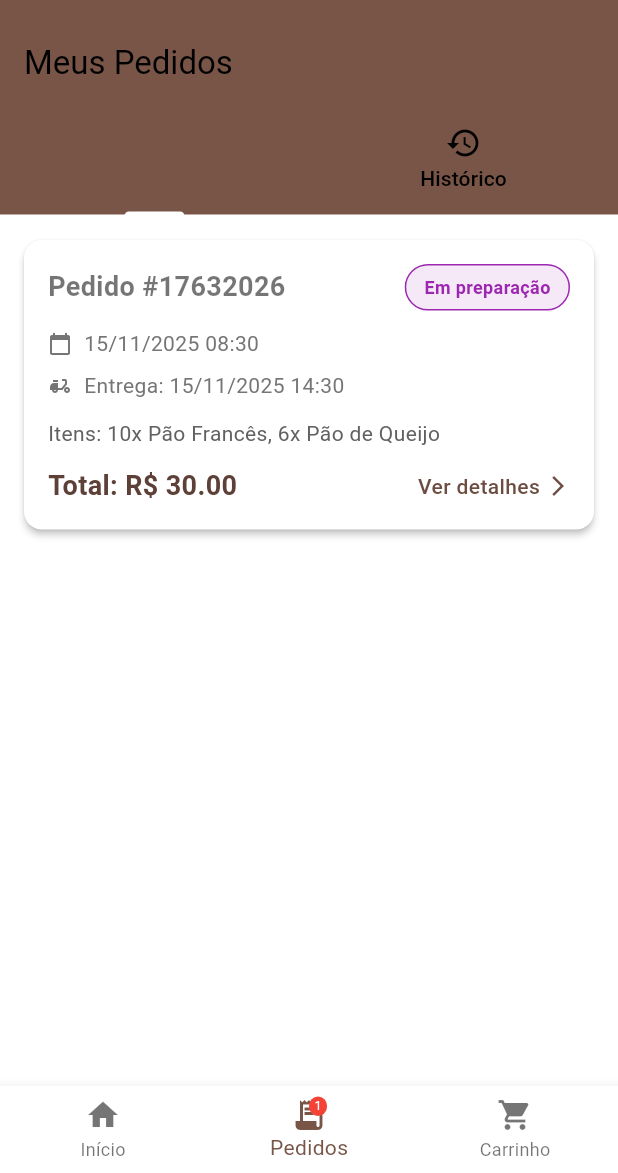
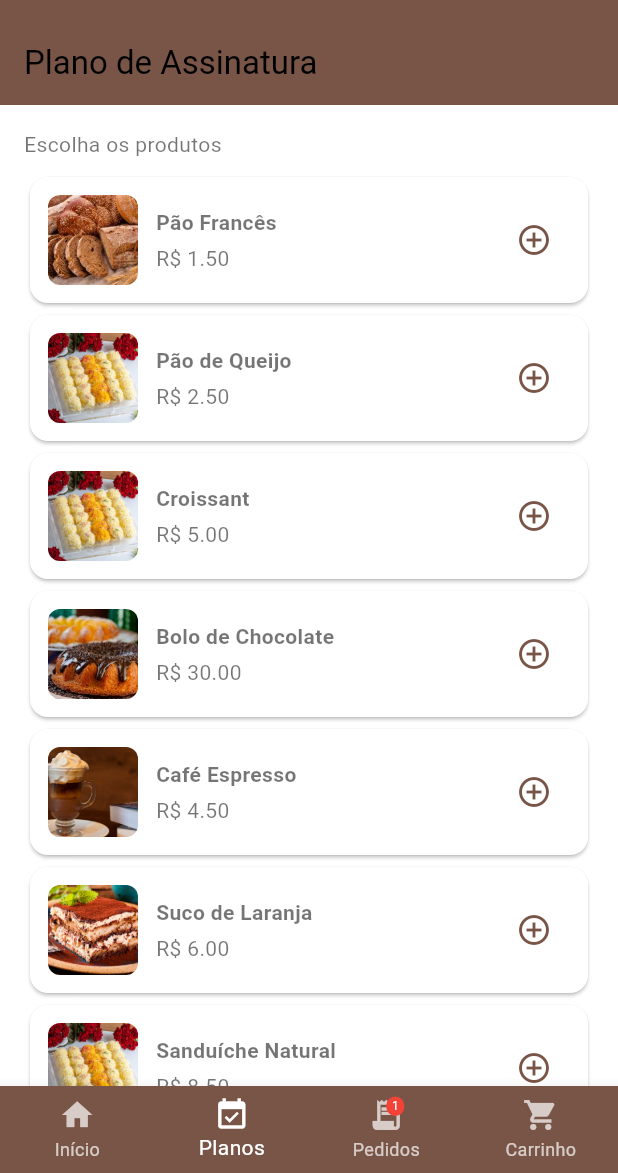
Before and after one commit to Alessandro-Franca01/padaria_app, a Flutter app: the HomeScreen screen opened directly, swiped to page 2, on a phone screen of 412 x 824 dp, the part 63-1236 px from its top. Run offline on Flutter 3.47's test engine with Material 3 defaults, Android fonts, the phone set to English and light mode, and no system bars; our stand-ins replace carousel_slider, flutter_secure_storage, shared_preferences; accounts and stored records are empty.

Commit message:
feat: Implements assing plan to users

```diff
--- a/lib/main.dart
+++ b/lib/main.dart
@@ -7,6 +7,7 @@ import 'services/product_service.dart';
 import 'services/loyalty_service.dart';
 import 'services/order_service.dart';
 import 'services/chat_service.dart';
+import 'services/subscription_service.dart';
 
 void main() {
   runApp(MyApp());
@@ -23,6 +24,7 @@ class MyApp extends StatelessWidget {
         ChangeNotifierProvider(create: (_) => LoyaltyService()),
         ChangeNotifierProvider(create: (_) => OrderService()),
         ChangeNotifierProvider(create: (_) => ChatService()),
+        ChangeNotifierProvider(create: (_) => SubscriptionService()),
       ],
       child: MaterialApp(
         title: 'Padaria App',
--- /dev/null
+++ b/lib/models/subscription_plan.dart
@@ -0,0 +1,33 @@
+import 'cart_item.dart';
+
+class SubscriptionPlan {
+  final String id;
+  final String userId;
+  List<CartItem> items;
+  List<String> days;
+  String time;
+  String deliveryAddress;
+  bool active;
+
+  SubscriptionPlan({
+    required this.id,
+    required this.userId,
+    required this.items,
+    required this.days,
+    required this.time,
+    required this.deliveryAddress,
+    this.active = true,
+  });
+
+  Map<String, dynamic> toJson() {
+    return {
+      'id': id,
+      'userId': userId,
+      'items': items.map((i) => i.toJson()).toList(),
+      'days': days,
+      'time': time,
+      'deliveryAddress': deliveryAddress,
+      'active': active,
+    };
+  }
+}
--- a/lib/screens/home_screen.dart
+++ b/lib/screens/home_screen.dart
@@ -5,12 +5,13 @@ import 'package:padaria_app/models/category_item.dart';
 import 'package:padaria_app/models/discount_item.dart';
 import '../services/cart_service.dart';
 import '../services/order_service.dart';
-import '../widgets/CarouselItem.dart';
+import '../widgets/carousel_item.dart';
 import 'products_screen.dart';
 import 'cart_screen.dart';
 import 'orders_screen.dart';
 import 'package:padaria_app/models/order.dart';
 import 'chat_screen.dart';
+import 'plans_screen.dart';
 
 class HomeScreen extends StatefulWidget {
   @override
@@ -412,6 +413,8 @@ class _HomeScreenState extends State<HomeScreen> {
             ),
           ),
 
+          PlansScreen(),
+
           // Página de Pedidos/Faturas
           OrdersScreen(),
 
@@ -422,10 +425,18 @@ class _HomeScreenState extends State<HomeScreen> {
       bottomNavigationBar: BottomNavigationBar(
         currentIndex: _selectedIndex,
         onTap: _onItemTapped,
+        backgroundColor: Colors.brown,
+        selectedItemColor: Colors.white,
+        unselectedItemColor: Colors.white70,
+        type: BottomNavigationBarType.fixed,
         items: [
           BottomNavigationBarItem(
             icon: Icon(Icons.home),
             label: 'Início',
+          ),
+          BottomNavigationBarItem(
+            icon: Icon(Icons.event_available),
+            label: 'Planos',
           ),
           BottomNavigationBarItem(
             icon: Consumer<OrderService>(
@@ -507,7 +518,7 @@ class _HomeScreenState extends State<HomeScreen> {
             label: 'Carrinho',
           ),
         ],
-        selectedItemColor: Colors.brown,
+        //selectedItemColor: Colors.white,
       ),
     );
   }
--- /dev/null
+++ b/lib/screens/plans_screen.dart
@@ -0,0 +1,224 @@
+import 'package:flutter/material.dart';
+import 'package:provider/provider.dart';
+
+import '../services/subscription_service.dart';
+import '../services/product_service.dart';
+import '../models/product.dart';
+
+class PlansScreen extends StatefulWidget {
+  @override
+  State<PlansScreen> createState() => _PlansScreenState();
+}
+
+class _PlansScreenState extends State<PlansScreen> {
+  final TextEditingController _addressController = TextEditingController();
+  final List<String> _weekDays = ['Seg', 'Ter', 'Qua', 'Qui', 'Sex', 'Sáb', 'Dom'];
+
+  @override
+  void initState() {
+    super.initState();
+    WidgetsBinding.instance.addPostFrameCallback((_) {
+      final productService = context.read<ProductService>();
+      final subscription = context.read<SubscriptionService>();
+      subscription.loadFromStorage(productService).then((_) {
+        if (subscription.plan == null) {
+          subscription.initialize('user-1');
+        }
+        _addressController.text = subscription.address;
+      });
+    });
+  }
+
+  Future<void> _pickTime() async {
+    final currentTime = TimeOfDay.now();
+    final picked = await showTimePicker(context: context, initialTime: currentTime);
+    if (picked != null) {
+      final String hh = picked.hour.toString().padLeft(2, '0');
+      final String mm = picked.minute.toString().padLeft(2, '0');
+      context.read<SubscriptionService>().setTime('$hh:$mm');
+    }
+  }
+
+  Widget _buildProductItem(Product product) {
+    return Consumer<SubscriptionService>(
+      builder: (context, sub, child) {
+        final index = sub.items.indexWhere((i) => i.product.id == product.id);
+        final selected = index >= 0;
+        final quantity = selected ? sub.items[index].quantity : 0;
+        return Card(
+          child: Padding(
+            padding: EdgeInsets.all(12),
+            child: Row(
+              children: [
+                SizedBox(
+                  width: 60,
+                  height: 60,
+                  child: ClipRRect(
+                    borderRadius: BorderRadius.circular(8),
+                    child: Image.asset(product.imageUrl, fit: BoxFit.cover),
+                  ),
+                ),
+                SizedBox(width: 12),
+                Expanded(
+                  child: Column(
+                    crossAxisAlignment: CrossAxisAlignment.start,
+                    children: [
+                      Text(product.name, style: TextStyle(fontWeight: FontWeight.bold)),
+                      SizedBox(height: 4),
+                      Text('R\$ ${product.price.toStringAsFixed(2)}'),
+                    ],
+                  ),
+                ),
+                IconButton(
+                  icon: Icon(selected ? Icons.check_circle : Icons.add_circle_outline, color: Colors.brown),
+                  onPressed: () {
+                    context.read<SubscriptionService>().toggleProduct(product);
+                  },
+                ),
+                if (selected)
+                  Row(
+                    children: [
+                      IconButton(
+                        icon: Icon(Icons.remove_circle_outline),
+                        onPressed: () {
+                          final newQty = quantity - 1;
+                          context.read<SubscriptionService>().updateQuantity(product, newQty);
+                        },
+                      ),
+                      Text('$quantity'),
+                      IconButton(
+                        icon: Icon(Icons.add_circle_outline),
+                        onPressed: () {
+                          final newQty = quantity + 1;
+                          context.read<SubscriptionService>().updateQuantity(product, newQty);
+                        },
+                      ),
+                    ],
+                  ),
+              ],
+            ),
+          ),
+        );
+      },
+    );
+  }
+
+  @override
+  Widget build(BuildContext context) {
+    return Scaffold(
+      appBar: AppBar(
+        title: Text('Plano de Assinatura'),
+        backgroundColor: Colors.brown,
+      ),
+      body: Consumer2<ProductService, SubscriptionService>(
+        builder: (context, productsService, sub, child) {
+          final products = productsService.products;
+          return SingleChildScrollView(
+            padding: EdgeInsets.all(16),
+            child: Column(
+              crossAxisAlignment: CrossAxisAlignment.start,
+              children: [
+                Text('Escolha os produtos'),
+                SizedBox(height: 8),
+                ListView.builder(
+                  shrinkWrap: true,
+                  physics: NeverScrollableScrollPhysics(),
+                  itemCount: products.length,
+                  itemBuilder: (context, index) => _buildProductItem(products[index]),
+                ),
+                SizedBox(height: 16),
+                Text('Dias da semana'),
+                SizedBox(height: 8),
+                Wrap(
+                  spacing: 8,
+                  children: _weekDays.map((d) {
+                    final selected = sub.days.contains(d);
+                    return ChoiceChip(
+                      label: Text(d),
+                      selected: selected,
+                      selectedColor: Colors.brown[200],
+                      onSelected: (val) {
+                        final newDays = List<String>.from(sub.days);
+                        if (val) {
+                          if (!newDays.contains(d)) newDays.add(d);
+                        } else {
+                          newDays.remove(d);
+                        }
+                        context.read<SubscriptionService>().setDays(newDays);
+                      },
+                    );
+                  }).toList(),
+                ),
+                SizedBox(height: 16),
+                Text('Horário de entrega'),
+                SizedBox(height: 8),
+                Row(
+                  children: [
+                    Expanded(
+                      child: Container(
+                        padding: EdgeInsets.symmetric(vertical: 12, horizontal: 12),
+                        decoration: BoxDecoration(
+                          border: Border.all(color: Colors.black12),
+                          borderRadius: BorderRadius.circular(8),
+                        ),
+                        child: Text(sub.time.isEmpty ? 'Selecione o horário' : sub.time),
+                      ),
+                    ),
+                    SizedBox(width: 8),
+                    ElevatedButton(
+                      onPressed: _pickTime,
+                      style: ElevatedButton.styleFrom(backgroundColor: Colors.brown),
+                      child: Text('Escolher'),
+                    ),
+                  ],
+                ),
+                SizedBox(height: 16),
+                Text('Endereço de entrega'),
+                SizedBox(height: 8),
+                TextField(
+                  controller: _addressController,
+                  decoration: InputDecoration(
+                    border: OutlineInputBorder(borderRadius: BorderRadius.circular(8)),
+                    hintText: 'Rua, número, bairro, cidade',
+                  ),
+                  onChanged: (v) => context.read<SubscriptionService>().setAddress(v),
+                ),
+                SizedBox(height: 16),
+                Row(
+                  children: [
+                    Switch(
+                      value: sub.active,
+                      onChanged: (v) => context.read<SubscriptionService>().setActive(v),
+                      activeColor: Colors.brown,
+                    ),
+                    Text('Plano ativo'),
+                  ],
+                ),
+                SizedBox(height: 16),
+                Card(
+                  child: Padding(
+                    padding: EdgeInsets.all(12),
+                    child: Column(
+                      crossAxisAlignment: CrossAxisAlignment.start,
+                      children: [
+                        Text('Resumo'),
+                        SizedBox(height: 8),
+                        Text('Produtos: ${sub.items.map((i) => '${i.product.name} x${i.quantity}').join(', ')}'),
+                        SizedBox(height: 4),
+                        Text('Dias: ${sub.days.join(', ')}'),
+                        SizedBox(height: 4),
+                        Text('Horário: ${sub.time.isEmpty ? '-' : sub.time}'),
+                        SizedBox(height: 4),
+                        Text('Endereço: ${sub.address.isEmpty ? '-' : sub.address}'),
+                      ],
+                    ),
+                  ),
+                ),
+              ],
+            ),
+          );
+        },
+      ),
+    );
+  }
+}
--- a/lib/screens/products_screen.dart
+++ b/lib/screens/products_screen.dart
@@ -178,7 +178,6 @@ class ProductCard extends StatelessWidget {
             ),
             Expanded(
               flex: 2,
-              child: Flexible(
               child: Padding(
                 padding: EdgeInsets.all(8),
                 child: Column(
@@ -240,7 +239,6 @@ class ProductCard extends StatelessWidget {
                       ],
                     ),
                   ],
-                  ),
                 ),
               ),
             ),
--- a/lib/services/order_service.dart
+++ b/lib/services/order_service.dart
@@ -39,7 +39,7 @@ class OrderService with ChangeNotifier {
               name: itemData['productName'] ?? 'Produto',
               description: itemData['productDescription'] ?? '',
               price: itemData['productPrice']?.toDouble() ?? 0.0,
-              imageUrl: itemData['productImage'] ?? 'assets/images/placeholder.jpg',
+              imageUrl: _normalizeImagePath(itemData['productImage']),
               category: itemData['productCategory'] ?? 'Geral',
             );
 
@@ -107,7 +107,7 @@ class OrderService with ChangeNotifier {
       name: 'Pão Francês',
       description: 'Pão francês tradicional, fresco e crocante.',
       price: 1.50,
-      imageUrl: 'assets/images/pao_frances.jpg',
+      imageUrl: _normalizeImagePath('assets/images/paes_artesanais.jpeg'),
       category: 'Pães',
     );
 
@@ -116,7 +116,7 @@ class OrderService with ChangeNotifier {
       name: 'Pão de Queijo',
       description: 'Pão de queijo mineiro, quentinho e macio.',
       price: 2.50,
-      imageUrl: 'assets/images/pao_queijo.jpg',
+      imageUrl: _normalizeImagePath('assets/images/salgados_premium.jpeg'),
       category: 'Pães',
     );
 
@@ -125,7 +125,7 @@ class OrderService with ChangeNotifier {
       name: 'Bolo de Chocolate',
       description: 'Bolo de chocolate com cobertura de brigadeiro.',
       price: 30.00,
-      imageUrl: 'assets/images/bolo_chocolate.jpg',
+      imageUrl: _normalizeImagePath('assets/images/bolos_caseiros.jpeg'),
       category: 'Bolos',
     );
 
@@ -176,6 +176,31 @@ class OrderService with ChangeNotifier {
     ];
 
     _saveOrders();
+  }
+
+  String _normalizeImagePath(String? path) {
+    final fallback = 'assets/images/paes_artesanais.jpeg';
+    if (path == null || path.isEmpty) return fallback;
+    switch (path) {
+      case 'assets/images/pao_frances.jpg':
+        return 'assets/images/paes_artesanais.jpeg';
+      case 'assets/images/pao_queijo.jpg':
+        return 'assets/images/salgados_premium.jpeg';
+      case 'assets/images/bolo_chocolate.jpg':
+        return 'assets/images/bolos_caseiros.jpeg';
+      case 'assets/images/croissant.jpg':
+        return 'assets/images/salgados_premium.jpeg';
+      case 'assets/images/cafe.jpg':
+        return 'assets/images/categories/categoria_cafes.webp';
+      case 'assets/images/suco_laranja.jpg':
+        return 'assets/images/categories/categoria_doces.jpeg';
+      case 'assets/images/sanduiche.jpg':
+        return 'assets/images/salgados_premium.jpeg';
+      case 'assets/images/coxinha.jpg':
+        return 'assets/images/salgados_premium.jpeg';
+      default:
+        return path;
+    }
   }
 
   Future<void> addOrder(Order order) async {
```
Also changed, not shown: lib/services/product_service.dart (+8 -8 lines), lib/services/subscription_service.dart (added, +122 -0 lines), assets/images/bolo_de_chocolate.jpeg (added), lib/widgets/carousel_item.dart (renamed from lib/widgets/CarouselItem.dart), 1 other file. Lines whose indentation alone changed are shown as unchanged.
